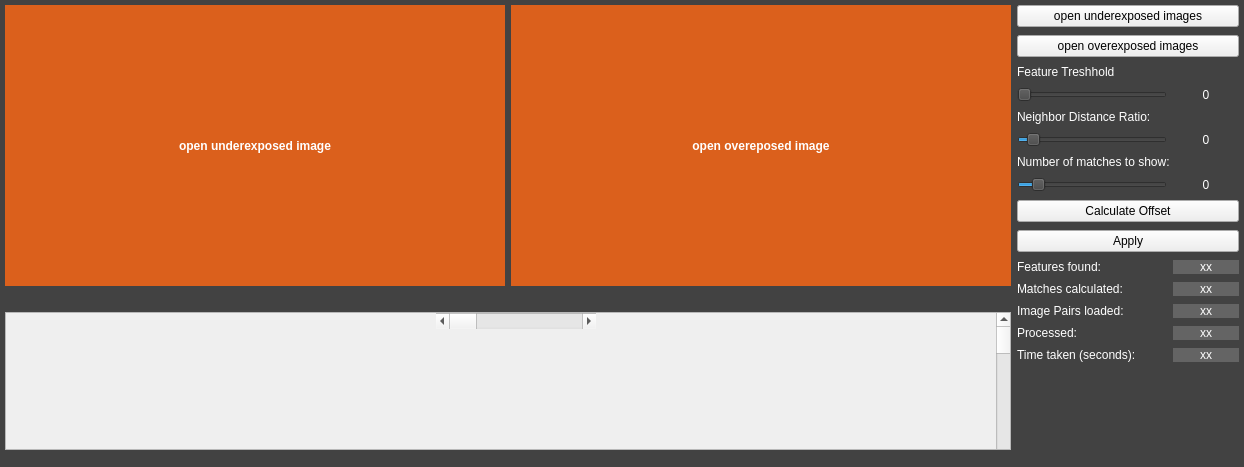
Old version of the form mainwindow.ui in the repository FaisalZ/HDRVideo.
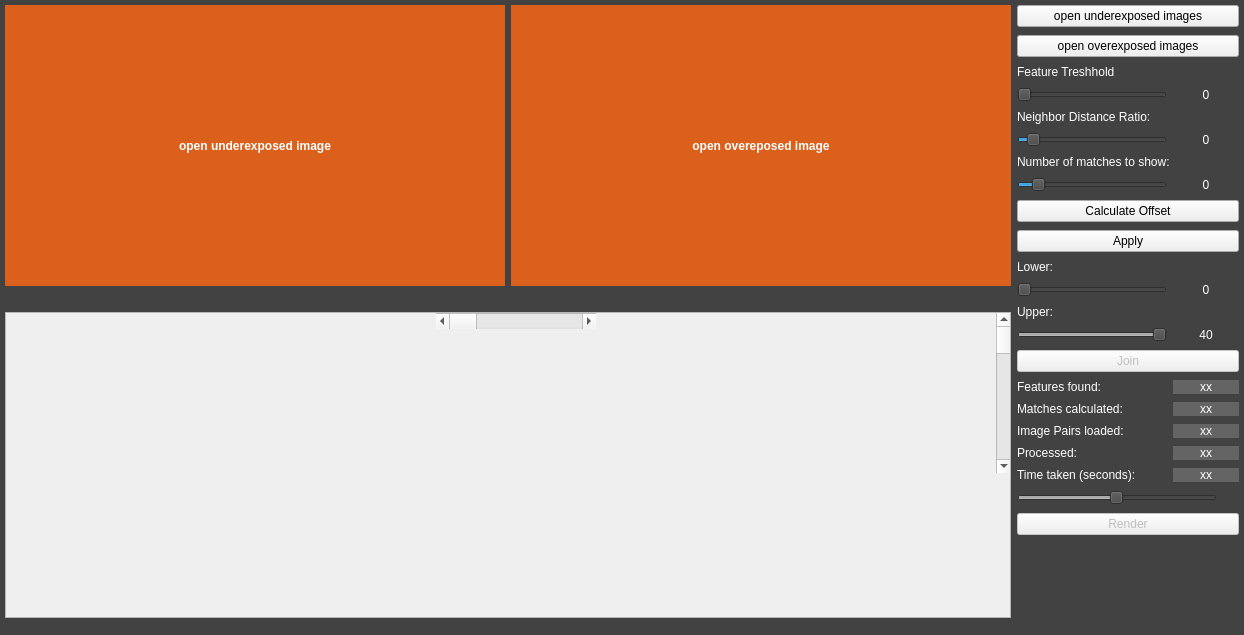
New version of the form.

The edit to the form file:
```diff
--- a/mainwindow.ui
+++ b/mainwindow.ui
@@ -7,7 +7,7 @@
     <x>0</x>
     <y>0</y>
     <width>1244</width>
-    <height>467</height>
+    <height>635</height>
    </rect>
   </property>
   <property name="windowTitle">
@@ -62,7 +62,7 @@
          <x>0</x>
          <y>0</y>
          <width>1008</width>
-         <height>86</height>
+         <height>254</height>
         </rect>
        </property>
        <widget class="QScrollBar" name="verticalScrollBar">
@@ -143,7 +143,233 @@
       <property name="verticalSpacing">
        <number>8</number>
       </property>
-      <item row="14" column="1">
+      <item row="7" column="0">
+       <widget class="QSlider" name="slider_nMatches">
+        <property name="minimumSize">
+         <size>
+          <width>150</width>
+          <height>0</height>
+         </size>
+        </property>
+        <property name="maximumSize">
+         <size>
+          <width>150</width>
+          <height>16777215</height>
+         </size>
+        </property>
+        <property name="maximum">
+         <number>1000</number>
+        </property>
+        <property name="singleStep">
+         <number>1</number>
+        </property>
+        <property name="value">
+         <number>100</number>
+        </property>
+        <property name="orientation">
+         <enum>Qt::Horizontal</enum>
+        </property>
+       </widget>
+      </item>
+      <item row="8" column="0" colspan="2">
+       <widget class="QPushButton" name="button_calc_offset">
+        <property name="minimumSize">
+         <size>
+          <width>0</width>
+          <height>0</height>
+         </size>
+        </property>
+        <property name="maximumSize">
+         <size>
+          <width>16777215</width>
+          <height>16777215</height>
+         </size>
+        </property>
+        <property name="styleSheet">
+         <string notr="true">background: none;</string>
+        </property>
+        <property name="text">
+         <string>Calculate Offset</string>
+        </property>
+       </widget>
+      </item>
+      <item row="2" column="0" colspan="2">
+       <widget class="QLabel" name="label_4">
+        <property name="styleSheet">
+         <string notr="true">color: rgb(255, 255, 255);</string>
+        </property>
+        <property name="text">
+         <string>Feature Treshhold</string>
+        </property>
+       </widget>
+      </item>
+      <item row="20" column="0" colspan="2">
+       <widget class="QPushButton" name="button_join">
+        <property name="enabled">
+         <bool>false</bool>
+        </property>
+        <property name="styleSheet">
+         <string notr="true">background: none;</string>
+        </property>
+        <property name="text">
+         <string>Join</string>
+        </property>
+       </widget>
+      </item>
+      <item row="18" column="0">
+       <widget class="QLabel" name="label_3">
+        <property name="styleSheet">
+         <string notr="true">color: rgb(255, 255, 255);</string>
+        </property>
+        <property name="text">
+         <string>Upper:</string>
+        </property>
+       </widget>
+      </item>
+      <item row="25" column="0">
+       <widget class="QLabel" name="cap_time">
+        <property name="styleSheet">
+         <string notr="true">color: rgb(255, 255, 255);</string>
+        </property>
+        <property name="text">
+         <string>Time taken (seconds):</string>
+        </property>
+       </widget>
+      </item>
+      <item row="1" column="0" colspan="2">
+       <widget class="QPushButton" name="button_open_over">
+        <property name="enabled">
+         <bool>true</bool>
+        </property>
+        <property name="minimumSize">
+         <size>
+          <width>0</width>
+          <height>0</height>
+         </size>
+        </property>
+        <property name="maximumSize">
+         <size>
+          <width>16777215</width>
+          <height>16777215</height>
+         </size>
+        </property>
+        <property name="styleSheet">
+         <string notr="true">background: none;</string>
+        </property>
+        <property name="text">
+         <string>open overexposed images</string>
+        </property>
+       </widget>
+      </item>
+      <item row="0" column="0" colspan="2">
+       <widget class="QPushButton" name="button_open_under">
+        <property name="minimumSize">
+         <size>
+          <width>0</width>
+          <height>0</height>
+         </size>
+        </property>
+        <property name="maximumSize">
+         <size>
+          <width>16777215</width>
+          <height>16777215</height>
+         </size>
+        </property>
+        <property name="styleSheet">
+         <string notr="true">background: none;</string>
+        </property>
+        <property name="text">
+         <string>open underexposed images</string>
+        </property>
+       </widget>
+      </item>
+      <item row="3" column="0">
+       <widget class="QSlider" name="slider_feature_tresh">
+        <property name="minimumSize">
+         <size>
+          <width>150</width>
+          <height>0</height>
+         </size>
+        </property>
+        <property name="maximumSize">
+         <size>
+          <width>150</width>
+          <height>16777215</height>
+         </size>
+        </property>
+        <property name="maximum">
+         <number>1000</number>
+        </property>
+        <property name="value">
+         <number>3</number>
+        </property>
+        <property name="orientation">
+         <enum>Qt::Horizontal</enum>
+        </property>
+       </widget>
+      </item>
+      <item row="25" column="1">
+       <widget class="QLabel" name="label_time">
+        <property name="styleSheet">
+         <string notr="true">background: rgb(100, 100, 100);
+color: white;</string>
+        </property>
+        <property name="text">
+         <string>xx</string>
+        </property>
+        <property name="scaledContents">
+         <bool>false</bool>
+        </property>
+        <property name="alignment">
+         <set>Qt::AlignCenter</set>
+        </property>
+       </widget>
+      </item>
+      <item row="23" column="0">
+       <widget class="QLabel" name="cap_loaded">
+        <property name="minimumSize">
+         <size>
+          <width>150</width>
+          <height>0</height>
+         </size>
+        </property>
+        <property name="maximumSize">
+         <size>
+          <width>150</width>
+          <height>16777215</height>
+         </size>
+        </property>
+        <property name="styleSheet">
+         <string notr="true">color: rgb(255, 255, 255);</string>
+        </property>
+        <property name="text">
+         <string>Image Pairs loaded:</string>
+        </property>
+       </widget>
+      </item>
+      <item row="13" column="0" colspan="2">
+       <widget class="QPushButton" name="button_apply">
+        <property name="minimumSize">
+         <size>
+          <width>0</width>
+          <height>0</height>
+         </size>
+        </property>
+        <property name="maximumSize">
+         <size>
+          <width>16777215</width>
+          <height>16777215</height>
+         </size>
+        </property>
+        <property name="styleSheet">
+         <string notr="true">background: none;</string>
+        </property>
+        <property name="text">
+         <string>Apply</string>
+        </property>
+       </widget>
+      </item>
+      <item row="24" column="1">
        <widget class="QLabel" name="label_proc">
         <property name="minimumSize">
          <size>
@@ -166,6 +392,34 @@
         </property>
        </widget>
       </item>
+      <item row="26" column="0" colspan="2">
+       <widget class="QSlider" name="slider_hdr_shift">
+        <property name="enabled">
+         <bool>false</bool>
+        </property>
+        <property name="maximumSize">
+         <size>
+          <width>200</width>
+          <height>16777215</height>
+         </size>
+        </property>
+        <property name="minimum">
+         <number>0</number>
+        </property>
+        <property name="maximum">
+         <number>255</number>
+        </property>
+        <property name="singleStep">
+         <number>1</number>
+        </property>
+        <property name="value">
+         <number>127</number>
+        </property>
+        <property name="orientation">
+         <enum>Qt::Horizontal</enum>
+        </property>
+       </widget>
+      </item>
       <item row="5" column="1">
        <widget class="QLabel" name="label_nndr">
         <property name="styleSheet">
@@ -214,7 +468,7 @@
         </property>
        </widget>
       </item>
-      <item row="12" column="0">
+      <item row="22" column="0">
        <widget class="QLabel" name="cap_matches">
         <property name="styleSheet">
          <string notr="true">color: rgb(255, 255, 255);</string>
@@ -224,16 +478,6 @@
         </property>
        </widget>
       </item>
-      <item row="15" column="0">
-       <widget class="QLabel" name="cap_time">
-        <property name="styleSheet">
-         <string notr="true">color: rgb(255, 255, 255);</string>
-        </property>
-        <property name="text">
-         <string>Time taken (seconds):</string>
-        </property>
-       </widget>
-      </item>
       <item row="4" column="0" colspan="2">
        <widget class="QLabel" name="label_6">
         <property name="styleSheet">
@@ -244,153 +488,7 @@
         </property>
        </widget>
       </item>
-      <item row="3" column="1">
-       <widget class="QLabel" name="label_feature_tresh">
-        <property name="minimumSize">
-         <size>
-          <width>40</width>
-          <height>0</height>
-         </size>
-        </property>
-        <property name="styleSheet">
-         <string notr="true">color: rgb(255, 255, 255);</string>
-        </property>
-        <property name="text">
-         <string>0</string>
-        </property>
-        <property name="alignment">
-         <set>Qt::AlignCenter</set>
-        </property>
-       </widget>
-      </item>
-      <item row="11" column="1">
-       <widget class="QLabel" name="label_features">
-        <property name="styleSheet">
-         <string notr="true">background: rgb(100, 100, 100);
-color: white;</string>
-        </property>
-        <property name="text">
-         <string>xx</string>
-        </property>
-        <property name="alignment">
-         <set>Qt::AlignCenter</set>
-        </property>
-       </widget>
-      </item>
-      <item row="2" column="0" colspan="2">
-       <widget class="QLabel" name="label_4">
-        <property name="styleSheet">
-         <string notr="true">color: rgb(255, 255, 255);</string>
-        </property>
-        <property name="text">
-         <string>Feature Treshhold</string>
-        </property>
-       </widget>
-      </item>
-      <item row="13" column="1">
-       <widget class="QLabel" name="label_loaded">
-        <property name="minimumSize">
-         <size>
-          <width>0</width>
-          <height>0</height>
-         </size>
-        </property>
-        <property name="maximumSize">
-         <size>
-          <width>70</width>
-          <height>16777215</height>
-         </size>
-        </property>
-        <property name="styleSheet">
-         <string notr="true">background: rgb(100, 100, 100);
-color: white;</string>
-        </property>
-        <property name="text">
-         <string>&lt;html&gt;&lt;head/&gt;&lt;body&gt;&lt;p align=&quot;center&quot;&gt;xx&lt;/p&gt;&lt;/body&gt;&lt;/html&gt;</string>
-        </property>
-       </widget>
-      </item>
-      <item row="7" column="0">
-       <widget class="QSlider" name="slider_nMatches">
-        <property name="minimumSize">
-         <size>
-          <width>150</width>
-          <height>0</height>
-         </size>
-        </property>
-        <property name="maximumSize">
-         <size>
-          <width>150</width>
-          <height>16777215</height>
-         </size>
-        </property>
-        <property name="maximum">
-         <number>1000</number>
-        </property>
-        <property name="singleStep">
-         <number>1</number>
-        </property>
-        <property name="value">
-         <number>100</number>
-        </property>
-        <property name="orientation">
-         <enum>Qt::Horizontal</enum>
-        </property>
-       </widget>
-      </item>
-      <item row="11" column="0">
-       <widget class="QLabel" name="cap_features">
-        <property name="styleSheet">
-         <string notr="true">color: rgb(255, 255, 255);</string>
-        </property>
-        <property name="text">
-         <string>Features found:</string>
-        </property>
-       </widget>
-      </item>
-      <item row="15" column="1">
-       <widget class="QLabel" name="label_time">
-        <property name="styleSheet">
-         <string notr="true">background: rgb(100, 100, 100);
-color: white;</string>
-        </property>
-        <property name="text">
-         <string>xx</string>
-        </property>
-        <property name="scaledContents">
-         <bool>false</bool>
-        </property>
-        <property name="alignment">
-         <set>Qt::AlignCenter</set>
-        </property>
-       </widget>
-      </item>
-      <item row="1" column="0" colspan="2">
-       <widget class="QPushButton" name="button_open_over">
-        <property name="enabled">
-         <bool>true</bool>
-        </property>
-        <property name="minimumSize">
-         <size>
-          <width>0</width>
-          <height>0</height>
-         </size>
-        </property>
-        <property name="maximumSize">
-         <size>
-          <width>16777215</width>
-          <height>16777215</height>
-         </size>
-        </property>
-        <property name="styleSheet">
-         <string notr="true">background: none;</string>
-        </property>
-        <property name="text">
-         <string>open overexposed images</string>
-        </property>
-       </widget>
-      </item>
-      <item row="16" column="0">
+      <item row="28" column="0">
        <spacer name="verticalSpacer">
         <property name="orientation">
          <enum>Qt::Vertical</enum>
@@ -403,8 +501,8 @@
         </property>
        </spacer>
       </item>
-      <item row="3" column="0">
-       <widget class="QSlider" name="slider_feature_tresh">
+      <item row="24" column="0">
+       <widget class="QLabel" name="cap_proc">
         <property name="minimumSize">
          <size>
           <width>150</width>
@@ -417,14 +515,44 @@
           <height>16777215</height>
          </size>
         </property>
-        <property name="maximum">
-         <number>1000</number>
+        <property name="styleSheet">
+         <string notr="true">color: rgb(255, 255, 255);</string>
         </property>
-        <property name="value">
-         <number>3</number>
+        <property name="text">
+         <string>Processed:</string>
         </property>
-        <property name="orientation">
-         <enum>Qt::Horizontal</enum>
+       </widget>
+      </item>
+      <item row="23" column="1">
+       <widget class="QLabel" name="label_loaded">
+        <property name="minimumSize">
+         <size>
+          <width>0</width>
+          <height>0</height>
+         </size>
+        </property>
+        <property name="maximumSize">
+         <size>
+          <width>70</width>
+          <height>16777215</height>
+         </size>
+        </property>
+        <property name="styleSheet">
+         <string notr="true">background: rgb(100, 100, 100);
+color: white;</string>
+        </property>
+        <property name="text">
+         <string>&lt;html&gt;&lt;head/&gt;&lt;body&gt;&lt;p align=&quot;center&quot;&gt;xx&lt;/p&gt;&lt;/body&gt;&lt;/html&gt;</string>
+        </property>
+       </widget>
+      </item>
+      <item row="21" column="0">
+       <widget class="QLabel" name="cap_features">
+        <property name="styleSheet">
+         <string notr="true">color: rgb(255, 255, 255);</string>
+        </property>
+        <property name="text">
+         <string>Features found:</string>
         </property>
        </widget>
       </item>
@@ -441,73 +569,40 @@
         </property>
        </widget>
       </item>
-      <item row="0" column="0" colspan="2">
-       <widget class="QPushButton" name="button_open_under">
+      <item row="3" column="1">
+       <widget class="QLabel" name="label_feature_tresh">
         <property name="minimumSize">
          <size>
-          <width>0</width>
+          <width>40</width>
           <height>0</height>
-         </size>
-        </property>
-        <property name="maximumSize">
-         <size>
-          <width>16777215</width>
-          <height>16777215</height>
-         </size>
-        </property>
-        <property name="styleSheet">
-         <string notr="true">background: none;</string>
-        </property>
-        <property name="text">
-         <string>open underexposed images</string>
-        </property>
-       </widget>
-      </item>
-      <item row="13" column="0">
-       <widget class="QLabel" name="cap_loaded">
-        <property name="minimumSize">
-         <size>
-          <width>150</width>
-          <height>0</height>
-         </size>
-        </property>
-        <property name="maximumSize">
-         <size>
-          <width>150</width>
-          <height>16777215</height>
          </size>
         </property>
         <property name="styleSheet">
          <string notr="true">color: rgb(255, 255, 255);</string>
         </property>
         <property name="text">
-         <string>Image Pairs loaded:</string>
+         <string>0</string>
+        </property>
+        <property name="alignment">
+         <set>Qt::AlignCenter</set>
         </property>
        </widget>
       </item>
-      <item row="10" column="0" colspan="2">
-       <widget class="QPushButton" name="button_apply">
-        <property name="minimumSize">
-         <size>
-          <width>0</width>
-          <height>0</height>
-         </size>
-        </property>
-        <property name="maximumSize">
-         <size>
-          <width>16777215</width>
-          <height>16777215</height>
-         </size>
-        </property>
+      <item row="21" column="1">
+       <widget class="QLabel" name="label_features">
         <property name="styleSheet">
-         <string notr="true">background: none;</string>
+         <string notr="true">background: rgb(100, 100, 100);
+color: white;</string>
         </property>
         <property name="text">
-         <string>Apply</string>
+         <string>xx</string>
+        </property>
+        <property name="alignment">
+         <set>Qt::AlignCenter</set>
         </property>
        </widget>
       </item>
-      <item row="12" column="1">
+      <item row="22" column="1">
        <widget class="QLabel" name="label_matches">
         <property name="styleSheet">
          <string notr="true">background: rgb(100, 100, 100);
@@ -521,47 +616,108 @@
         </property>
        </widget>
       </item>
+      <item row="19" column="1">
+       <widget class="QLabel" name="label_upper">
+        <property name="styleSheet">
+         <string notr="true">color: rgb(255, 255, 255);</string>
+        </property>
+        <property name="text">
+         <string>40</string>
+        </property>
+        <property name="alignment">
+         <set>Qt::AlignCenter</set>
+        </property>
+       </widget>
+      </item>
+      <item row="17" column="0">
+       <widget class="QSlider" name="slider_lower">
+        <property name="enabled">
+         <bool>false</bool>
+        </property>
+        <property name="maximumSize">
+         <size>
+          <width>150</width>
+          <height>16777215</height>
+         </size>
+        </property>
+        <property name="minimum">
+         <number>0</number>
+        </property>
+        <property name="maximum">
+         <number>255</number>
+        </property>
+        <property name="value">
+         <number>0</number>
+        </property>
+        <property name="tracking">
+         <bool>true</bool>
+        </property>
+        <property name="orientation">
+         <enum>Qt::Horizontal</enum>
+        </property>
+       </widget>
+      </item>
       <item row="14" column="0">
-       <widget class="QLabel" name="cap_proc">
-        <property name="minimumSize">
-         <size>
-          <width>150</width>
-          <height>0</height>
-         </size>
+       <widget class="QLabel" name="label_2">
+        <property name="styleSheet">
+         <string notr="true">color: rgb(255, 255, 255);</string>
         </property>
+        <property name="text">
+         <string>Lower:</string>
+        </property>
+       </widget>
+      </item>
+      <item row="19" column="0">
+       <widget class="QSlider" name="slider_upper">
+        <property name="enabled">
+         <bool>false</bool>
+        </property>
         <property name="maximumSize">
          <size>
           <width>150</width>
           <height>16777215</height>
          </size>
         </property>
+        <property name="minimum">
+         <number>1</number>
+        </property>
+        <property name="maximum">
+         <number>255</number>
+        </property>
+        <property name="pageStep">
+         <number>10</number>
+        </property>
+        <property name="value">
+         <number>255</number>
+        </property>
+        <property name="orientation">
+         <enum>Qt::Horizontal</enum>
+        </property>
+       </widget>
+      </item>
+      <item row="17" column="1">
+       <widget class="QLabel" name="label_lower">
         <property name="styleSheet">
          <string notr="true">color: rgb(255, 255, 255);</string>
         </property>
         <property name="text">
-         <string>Processed:</string>
+         <string>0</string>
         </property>
+        <property name="alignment">
+         <set>Qt::AlignCenter</set>
+        </property>
        </widget>
       </item>
-      <item row="8" column="0" colspan="2">
-       <widget class="QPushButton" name="button_calc_offset">
-        <property name="minimumSize">
-         <size>
-          <width>0</width>
-          <height>0</height>
-         </size>
-        </property>
-        <property name="maximumSize">
-         <size>
-          <width>16777215</width>
-          <height>16777215</height>
-         </size>
+      <item row="27" column="0" colspan="2">
+       <widget class="QPushButton" name="button_render">
+        <property name="enabled">
+         <bool>false</bool>
         </property>
         <property name="styleSheet">
          <string notr="true">background: none;</string>
         </property>
         <property name="text">
-         <string>Calculate Offset</string>
+         <string>Render</string>
         </property>
        </widget>
       </item>
```
